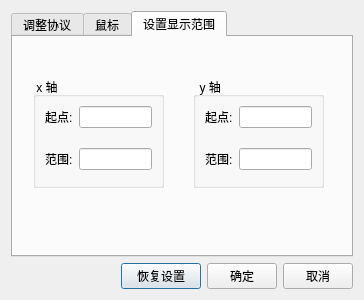
cdrizzt/qtsreial_0227, file oscset.ui: the form before one commit.
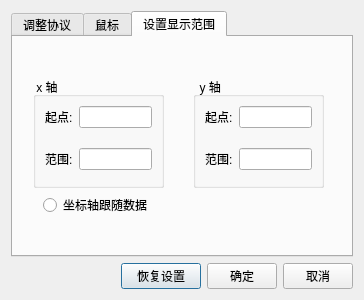
The form after the commit. The open tabs and pages were chosen to show the change. Custom widgets are drawn as their Qt base class.

Diff of the .ui file:
```diff
--- a/oscset.ui
+++ b/oscset.ui
@@ -406,6 +406,19 @@
         </item>
        </layout>
       </widget>
+      <widget class="QRadioButton" name="radioButton_7">
+       <property name="geometry">
+        <rect>
+         <x>30</x>
+         <y>160</y>
+         <width>111</width>
+         <height>16</height>
+        </rect>
+       </property>
+       <property name="text">
+        <string>坐标轴跟随数据</string>
+       </property>
+      </widget>
      </widget>
     </widget>
    </item>
```
Left out of the diff: 28 changed lines with no effect on the pictures.
